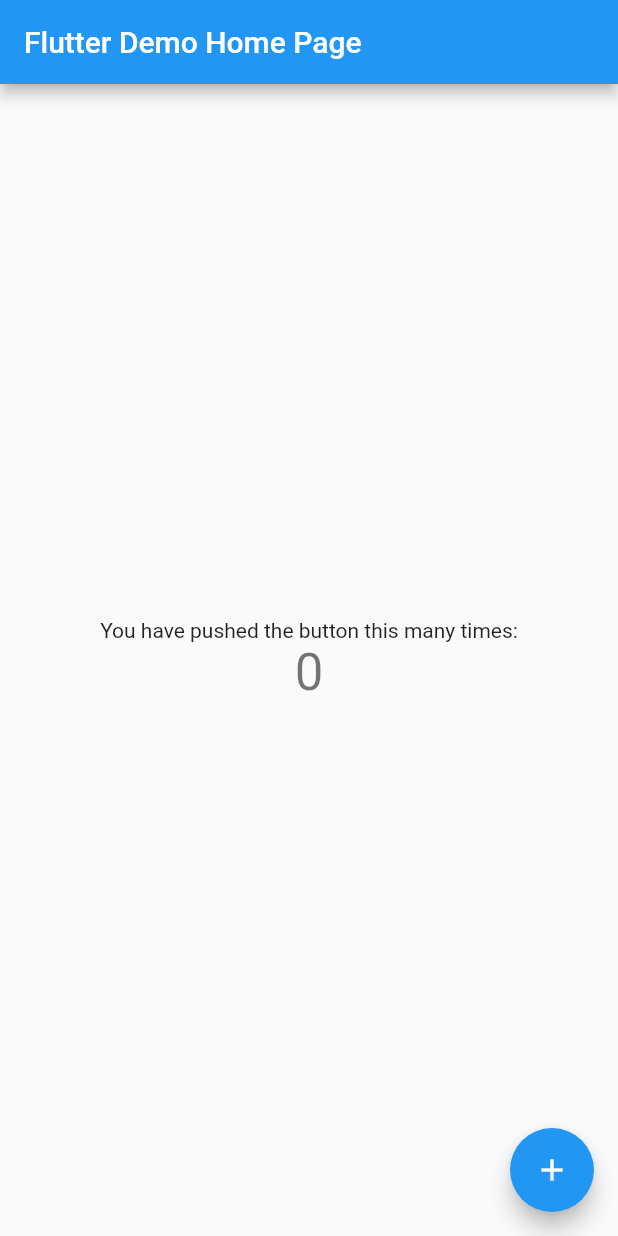
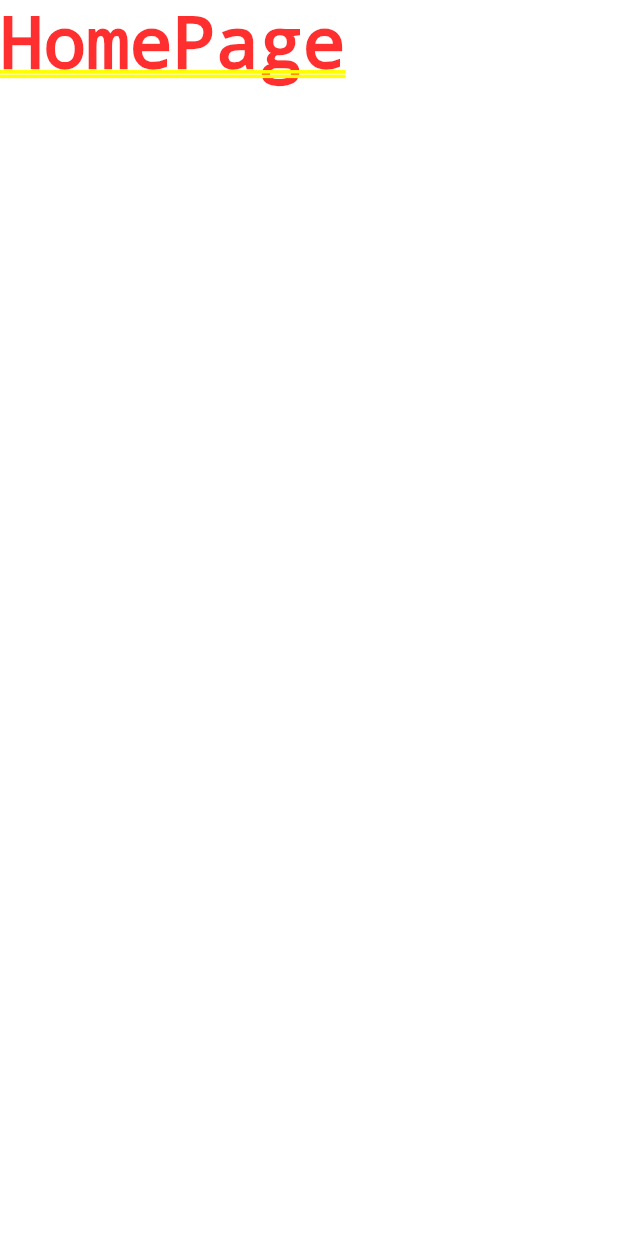
Before and after one commit to YojiroMotoba/flutter_architecture_sample, a Flutter app: the screen it shows after launch, on a phone screen of 412 x 824 dp. Run offline on Flutter 3.47's test engine with Material 2 defaults, Android fonts, the phone set to English and light mode, and no system bars.

Commit message:
・必要そうなの実装(最初はコミット単位適当

```diff
--- /dev/null
+++ b/lib/constant/const_colors.dart
@@ -0,0 +1,8 @@
+import 'dart:ui';
+
+import 'package:flutter/material.dart';
+
+class ConstColors {
+  static const Color white = Color(0xFFFFFFFF);
+  static const MaterialColor blue = Colors.blue;
+}
--- a/lib/main.dart
+++ b/lib/main.dart
@@ -1,4 +1,6 @@
 import 'package:flutter/material.dart';
+import 'package:flutterarchitecturesample/theme.dart';
+import 'package:flutterarchitecturesample/ui/home_page.dart';
 
 void main() => runApp(MyApp());
 
@@ -7,57 +9,8 @@ class MyApp extends StatelessWidget {
   Widget build(BuildContext context) {
     return MaterialApp(
       title: 'Flutter Demo',
-      theme: ThemeData(
-        primarySwatch: Colors.blue,
-      ),
-      home: MyHomePage(title: 'Flutter Demo Home Page'),
+      theme: MyAppTheme.themeData(),
+      home: HomePage(),
     );
   }
 }
-
-class MyHomePage extends StatefulWidget {
-  MyHomePage({Key key, this.title}) : super(key: key);
-
-  final String title;
-
-  @override
-  _MyHomePageState createState() => _MyHomePageState();
-}
-
-class _MyHomePageState extends State<MyHomePage> {
-  int _counter = 0;
-
-  void _incrementCounter() {
-    setState(() {
-      _counter++;
-    });
-  }
-
-  @override
-  Widget build(BuildContext context) {
-    return Scaffold(
-      appBar: AppBar(
-        title: Text(widget.title),
-      ),
-      body: Center(
-        child: Column(
-          mainAxisAlignment: MainAxisAlignment.center,
-          children: <Widget>[
-            Text(
-              'You have pushed the button this many times:',
-            ),
-            Text(
-              '$_counter',
-              style: Theme.of(context).textTheme.display1,
-            ),
-          ],
-        ),
-      ),
-      floatingActionButton: FloatingActionButton(
-        onPressed: _incrementCounter,
-        tooltip: 'Increment',
-        child: Icon(Icons.add),
-      ),
-    );
-  }
-}
--- /dev/null
+++ b/lib/theme.dart
@@ -0,0 +1,102 @@
+import 'package:flutter/material.dart';
+
+class MyAppTheme {
+  static ThemeData themeData() => ThemeData.light().copyWith(
+        primaryTextTheme: _blackMountainView,
+      );
+
+  static const _fontFamily = 'Roboto';
+  static const TextTheme _blackMountainView = TextTheme(
+    display4: TextStyle(
+      debugLabel: 'blackMountainView display4',
+      fontFamily: _fontFamily,
+      inherit: true,
+      color: Colors.black54,
+      decoration: TextDecoration.none,
+    ),
+    display3: TextStyle(
+      debugLabel: 'blackMountainView display3',
+      fontFamily: _fontFamily,
+      inherit: true,
+      color: Colors.black54,
+      decoration: TextDecoration.none,
+    ),
+    display2: TextStyle(
+      debugLabel: 'blackMountainView display2',
+      fontFamily: _fontFamily,
+      inherit: true,
+      color: Colors.black54,
+      decoration: TextDecoration.none,
+    ),
+    display1: TextStyle(
+      debugLabel: 'blackMountainView display1',
+      fontFamily: _fontFamily,
+      inherit: true,
+      color: Colors.black54,
+      decoration: TextDecoration.none,
+    ),
+    headline: TextStyle(
+      debugLabel: 'blackMountainView headline',
+      fontFamily: _fontFamily,
+      inherit: true,
+      color: Colors.black87,
+      decoration: TextDecoration.none,
+    ),
+    title: TextStyle(
+      debugLabel: 'blackMountainView title',
+      fontFamily: _fontFamily,
+      inherit: true,
+      color: Colors.black87,
+      decoration: TextDecoration.none,
+    ),
+    subhead: TextStyle(
+      debugLabel: 'blackMountainView subhead',
+      fontFamily: _fontFamily,
+      inherit: true,
+      color: Colors.black87,
+      decoration: TextDecoration.none,
+    ),
+    body2: TextStyle(
+      debugLabel: 'blackMountainView body2',
+      fontFamily: _fontFamily,
+      inherit: true,
+      color: Colors.black87,
+      decoration: TextDecoration.none,
+    ),
+    body1: TextStyle(
+      debugLabel: 'blackMountainView body1',
+      fontFamily: _fontFamily,
+      inherit: true,
+      color: Colors.black87,
+      decoration: TextDecoration.none,
+    ),
+    caption: TextStyle(
+      debugLabel: 'blackMountainView caption',
+      fontFamily: _fontFamily,
+      inherit: true,
+      color: Colors.black54,
+      decoration: TextDecoration.none,
+    ),
+    button: TextStyle(
+      debugLabel: 'blackMountainView button',
+      fontFamily: _fontFamily,
+      inherit: true,
+      color: Colors.black87,
+      decoration: TextDecoration.none,
+    ),
+    subtitle: TextStyle(
+      debugLabel: 'blackMountainView subtitle',
+      fontFamily: _fontFamily,
+      inherit: true,
+      color: Colors.black,
+      decoration: TextDecoration.none,
+    ),
+    overline: TextStyle(
+      debugLabel: 'blackMountainView overline',
+      fontFamily: _fontFamily,
+      inherit: true,
+      color: Colors.black,
+      decoration: TextDecoration.none,
+    ),
+  );
+}
--- /dev/null
+++ b/lib/ui/home_page.dart
@@ -0,0 +1,9 @@
+
+import 'package:flutter/cupertino.dart';
+
+class HomePage extends StatelessWidget {
+  @override
+  Widget build(BuildContext context) {
+    return Text('HomePage');
+  }
+}
--- /dev/null
+++ b/lib/ui/repository_list_page.dart
@@ -0,0 +1,8 @@
+import 'package:flutter/cupertino.dart';
+
+class RepositoryListPage extends StatelessWidget {
+  @override
+  Widget build(BuildContext context) {
+    return Text('RepositoryListPage');
+  }
+}
```
Also changed, not shown: analysis_options.yaml (line endings or trailing spaces), lib/ui/repository_list.dart (deleted).
